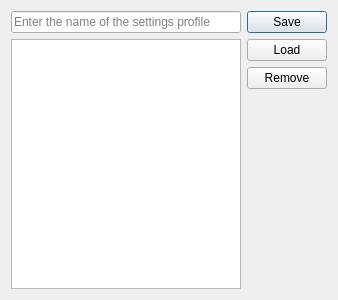
The window that src/ui/qt_form/settings_dialog.ui (VTX-Molecular-Visualization/VTX) describes before a commit, drawn with Qt 5.
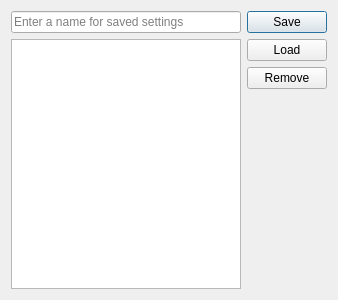
The same window after the commit.

Diff of the .ui file:
```diff
--- a/src/ui/qt_form/settings_dialog.ui
+++ b/src/ui/qt_form/settings_dialog.ui
@@ -19,7 +19,7 @@
      <item>
       <widget class="QLineEdit" name="lineEditSettingsName">
        <property name="placeholderText">
-        <string>Enter the name of the settings profile</string>
+        <string>Enter a name for saved settings</string>
        </property>
       </widget>
      </item>
```
